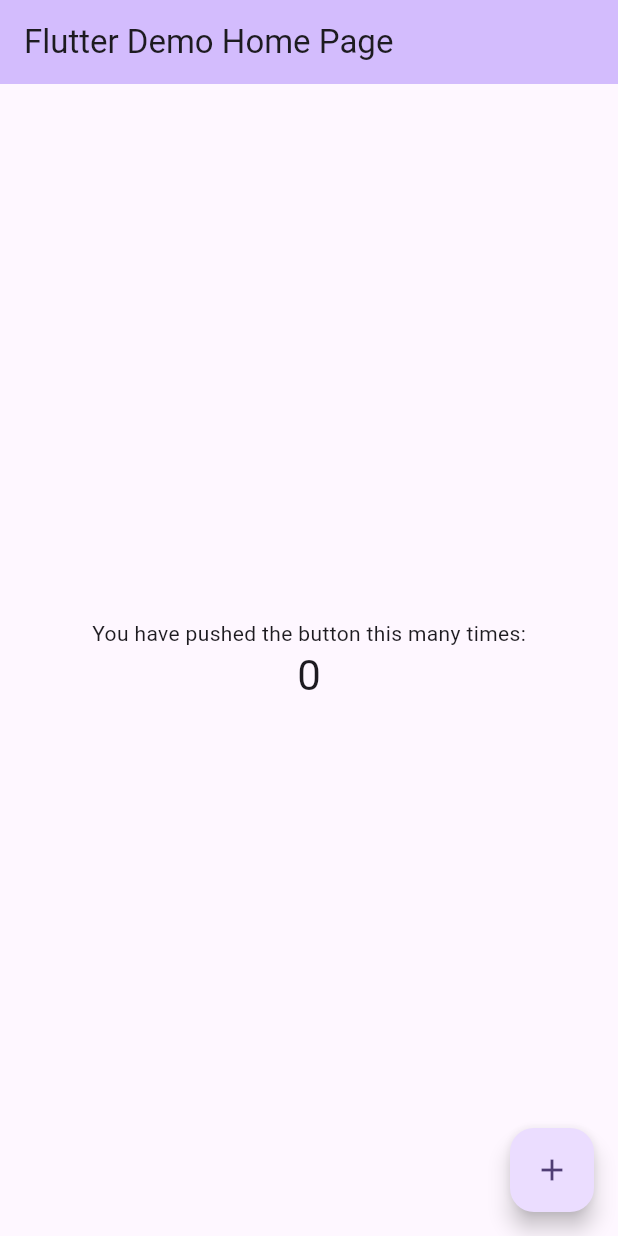
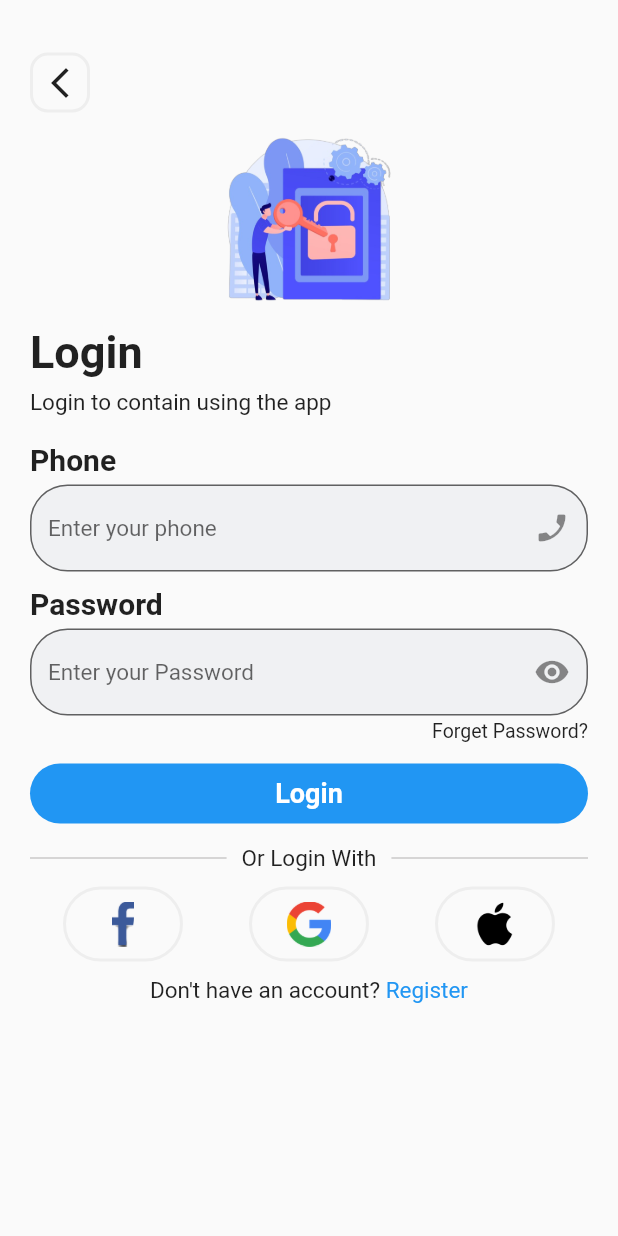
Before and after one commit to MohamedMohamedSaleh/flutter_training, a Flutter app: the screen it shows after launch, on a phone screen of 412 x 824 dp. Run offline on Flutter 3.47's test engine with Material 2 defaults, Android fonts, the phone set to English and light mode, and no system bars.

Commit message:
finish from user interface . editing recommand

```diff
--- /dev/null
+++ b/lib/login/view.dart
@@ -0,0 +1,228 @@
+import 'package:flutter/material.dart';
+
+class LoginView extends StatelessWidget {
+  const LoginView({super.key});
+
+  @override
+  Widget build(BuildContext context) {
+    return Scaffold(
+      body: Padding(
+        padding: const EdgeInsets.only(top: 35, left: 20, right: 20),
+        child: ListView(
+          padding: EdgeInsets.zero,
+          children: [
+            Row(
+              children: [
+                Container(
+                  width: 40,
+                  height: 40,
+                  decoration: BoxDecoration(
+                    borderRadius: const BorderRadius.all(Radius.circular(12)),
+                    border: Border.all(
+                      color: Colors.grey.shade200, // Outline color
+                      width: 2.0, // Outline width
+                    ),
+                  ),
+                  child: const Icon(Icons.arrow_back_ios_new),
+                )
+              ],
+            ),
+            const SizedBox(
+              height: 16,
+            ),
+            Image.asset(
+              "assets/images/login_image.png",
+              height: 110,
+            ),
+            const SizedBox(
+              height: 16,
+            ),
+            const Text(
+              "Login",
+              style: TextStyle(fontSize: 30, fontWeight: FontWeight.w700),
+            ),
+            const SizedBox(
+              height: 7,
+            ),
+            const Text(
+              "Login to contain using the app",
+              style: TextStyle(fontSize: 15, fontWeight: FontWeight.w400),
+            ),
+            const SizedBox(
+              height: 18,
+            ),
+            const Text(
+              "Phone",
+              style: TextStyle(fontSize: 20, fontWeight: FontWeight.w600),
+            ),
+            const SizedBox(
+              height: 5,
+            ),
+            TextField(
+              cursorHeight: 15,
+              style: const TextStyle(fontSize: 15),
+              decoration: InputDecoration(
+                suffixIcon: const Icon(Icons.phone_enabled),
+                fillColor: const Color.fromARGB(255, 240, 241, 243),
+                filled: true,
+                hintText: "Enter your phone",
+                border: OutlineInputBorder(
+                  borderRadius: BorderRadius.circular(25),
+                ),
+              ),
+            ),
+            const SizedBox(
+              height: 10,
+            ),
+            const Text(
+              "Password",
+              style: TextStyle(fontSize: 20, fontWeight: FontWeight.w600),
+            ),
+            const SizedBox(
+              height: 5,
+            ),
+            TextField(
+              cursorHeight: 15,
+              style: const TextStyle(fontSize: 15),
+              decoration: InputDecoration(
+                fillColor: const Color.fromARGB(255, 240, 241, 243),
+                filled: true,
+                suffixIcon: IconButton(
+                  icon: const Icon(
+                    Icons.visibility,
+                  ),
+                  onPressed: () {},
+                ),
+                hintText: "Enter your Password",
+                border: OutlineInputBorder(
+                  borderRadius: BorderRadius.circular(25),
+                ),
+              ),
+            ),
+            const SizedBox(
+              height: 3,
+            ),
+            const Text(
+              "Forget Password?",
+              style: TextStyle(fontSize: 13, fontWeight: FontWeight.w400),
+              textAlign: TextAlign.end,
+            ),
+            const SizedBox(
+              height: 10,
+            ),
+            FilledButton(
+                onPressed: () {},
+                child: const Text(
+                  "Login",
+                  style: TextStyle(fontSize: 18, fontWeight: FontWeight.w600),
+                )),
+            const SizedBox(
+              height: 10,
+            ),
+            const Row(
+              children: [
+                Expanded(
+                  child: Divider(
+                    color: Color.fromARGB(255, 202, 201, 201),
+                    thickness: 1,
+                    // Customize the divider thickness
+                  ),
+                ),
+                Padding(
+                  padding: EdgeInsets.symmetric(horizontal: 10),
+                  child: Text(
+                    "Or Login With",
+                    style: TextStyle(fontSize: 15, fontWeight: FontWeight.w400),
+                    textAlign: TextAlign.end,
+                  ),
+                ),
+                Expanded(
+                  child: Divider(
+                    color: Color.fromARGB(255, 202, 201, 201),
+                    thickness: 1,
+                    // Customize the divider thickness
+                  ),
+                ),
+              ],
+            ),
+            const SizedBox(
+              height: 10,
+            ),
+            Row(
+              mainAxisAlignment: MainAxisAlignment.spaceAround,
+              children: [
+                Container(
+                  height: 50,
+                  width: 80,
+                  decoration: BoxDecoration(
+                    borderRadius: BorderRadius.circular(25),
+                    border: Border.all(
+                      color: Colors.grey.shade200, // Outline color
+                      width: 2.0, // Outline width
+                    ),
+                  ),
+                  child: Padding(
+                    padding: const EdgeInsets.symmetric(vertical: 8),
+                    child: Image.asset(
+                      "assets/images/facebook_logo.png",
+                    ),
+                  ),
+                ),
+                Container(
+                  height: 50,
+                  width: 80,
+                  decoration: BoxDecoration(
+                    borderRadius: BorderRadius.circular(25),
+                    border: Border.all(
+                      color: Colors.grey.shade200, // Outline color
+                      width: 2.0, // Outline width
+                    ),
+                  ),
+                  child: Padding(
+                    padding: const EdgeInsets.symmetric(vertical: 8),
+                    child: Image.asset(
+                      "assets/images/google_logo.png",
+                    ),
+                  ),
+                ),
+                Container(
+                  height: 50,
+                  width: 80,
+                  decoration: BoxDecoration(
+                    borderRadius: BorderRadius.circular(25),
+                    border: Border.all(
+                      color: Colors.grey.shade200, // Outline color
+                      width: 2.0, // Outline width
+                    ),
+                  ),
+                  child: Padding(
+                    padding: const EdgeInsets.symmetric(vertical: 8),
+                    child: Image.asset(
+                      "assets/images/apple_logo.png",
+                    ),
+                  ),
+                )
+              ],
+            ),
+            const SizedBox(
+              height: 10,
+            ),
+            const Row(
+              mainAxisAlignment: MainAxisAlignment.center,
+              children: [
+                Text(
+                  "Don't have an account? ",
+                  style: TextStyle(fontSize: 15, fontWeight: FontWeight.w400),
+                ),
+                Text(
+                  "Register",
+                  style: TextStyle(color: Colors.blue, fontSize: 15),
+                ),
+              ],
+            )
+          ],
+        ),
+      ),
+    );
+  }
+}
--- a/lib/main.dart
+++ b/lib/main.dart
@@ -1,4 +1,5 @@
 import 'package:flutter/material.dart';
+import 'package:flutter_training/login/view.dart';
 
 void main() {
   runApp(const MyApp());
@@ -7,119 +8,11 @@ void main() {
 class MyApp extends StatelessWidget {
   const MyApp({super.key});
 
-  // This widget is the root of your application.
   @override
   Widget build(BuildContext context) {
-    return MaterialApp(
-      title: 'Flutter Demo',
-      theme: ThemeData(
-        // This is the theme of your application.
-        //
-        // TRY THIS: Try running your application with "flutter run". You'll see
-        // the application has a blue toolbar. Then, without quitting the app,
-        // try changing the seedColor in the colorScheme below to Colors.green
-        // and then invoke "hot reload" (save your changes or press the "hot
-        // reload" button in a Flutter-supported IDE, or press "r" if you used
-        // the command line to start the app).
-        //
-        // Notice that the counter didn't reset back to zero; the application
-        // state is not lost during the reload. To reset the state, use hot
-        // restart instead.
-        //
-        // This works for code too, not just values: Most code changes can be
-        // tested with just a hot reload.
-        colorScheme: ColorScheme.fromSeed(seedColor: Colors.deepPurple),
-        useMaterial3: true,
-      ),
-      home: const MyHomePage(title: 'Flutter Demo Home Page'),
+    return const MaterialApp(
+      debugShowCheckedModeBanner: false,
+      home: LoginView(),
     );
   }
 }
-
-class MyHomePage extends StatefulWidget {
-  const MyHomePage({super.key, required this.title});
-
-  // This widget is the home page of your application. It is stateful, meaning
-  // that it has a State object (defined below) that contains fields that affect
-  // how it looks.
-
-  // This class is the configuration for the state. It holds the values (in this
-  // case the title) provided by the parent (in this case the App widget) and
-  // used by the build method of the State. Fields in a Widget subclass are
-  // always marked "final".
-
-  final String title;
-
-  @override
-  State<MyHomePage> createState() => _MyHomePageState();
-}
-
-class _MyHomePageState extends State<MyHomePage> {
-  int _counter = 0;
-
-  void _incrementCounter() {
-    setState(() {
-      // This call to setState tells the Flutter framework that something has
-      // changed in this State, which causes it to rerun the build method below
-      // so that the display can reflect the updated values. If we changed
-      // _counter without calling setState(), then the build method would not be
-      // called again, and so nothing would appear to happen.
-      _counter++;
-    });
-  }
-
-  @override
-  Widget build(BuildContext context) {
-    // This method is rerun every time setState is called, for instance as done
-    // by the _incrementCounter method above.
-    //
-    // The Flutter framework has been optimized to make rerunning build methods
-    // fast, so that you can just rebuild anything that needs updating rather
-    // than having to individually change instances of widgets.
-    return Scaffold(
-      appBar: AppBar(
-        // TRY THIS: Try changing the color here to a specific color (to
-        // Colors.amber, perhaps?) and trigger a hot reload to see the AppBar
-        // change color while the other colors stay the same.
-        backgroundColor: Theme.of(context).colorScheme.inversePrimary,
-        // Here we take the value from the MyHomePage object that was created by
-        // the App.build method, and use it to set our appbar title.
-        title: Text(widget.title),
-      ),
-      body: Center(
-        // Center is a layout widget. It takes a single child and positions it
-        // in the middle of the parent.
-        child: Column(
-          // Column is also a layout widget. It takes a list of children and
-          // arranges them vertically. By default, it sizes itself to fit its
-          // children horizontally, and tries to be as tall as its parent.
-          //
-          // Column has various properties to control how it sizes itself and
-          // how it positions its children. Here we use mainAxisAlignment to
-          // center the children vertically; the main axis here is the vertical
-          // axis because Columns are vertical (the cross axis would be
-          // horizontal).
-          //
-          // TRY THIS: Invoke "debug painting" (choose the "Toggle Debug Paint"
-          // action in the IDE, or press "p" in the console), to see the
-          // wireframe for each widget.
-          mainAxisAlignment: MainAxisAlignment.center,
-          children: <Widget>[
-            const Text(
-              'You have pushed the button this many times:',
-            ),
-            Text(
-              '$_counter',
-              style: Theme.of(context).textTheme.headlineMedium,
-            ),
-          ],
-        ),
-      ),
-      floatingActionButton: FloatingActionButton(
-        onPressed: _incrementCounter,
-        tooltip: 'Increment',
-        child: const Icon(Icons.add),
-      ), // This trailing comma makes auto-formatting nicer for build methods.
-    );
-  }
-}
--- a/pubspec.yaml
+++ b/pubspec.yaml
@@ -59,8 +59,8 @@ flutter:
   uses-material-design: true
 
   # To add assets to your application, add an assets section, like this:
-  # assets:
-  #   - images/a_dot_burr.jpeg
+  assets:
+    - assets/images/
   #   - images/a_dot_ham.jpeg
 
   # An image asset can refer to one or more resolution-specific "variants", see
```
Also changed, not shown: assets/images/apple_logo.png (added), assets/images/facebook_logo.png (added), assets/images/google_logo.png (added), assets/images/login_image.png (added), lib/login/controller.dart (added), 1 other file.
